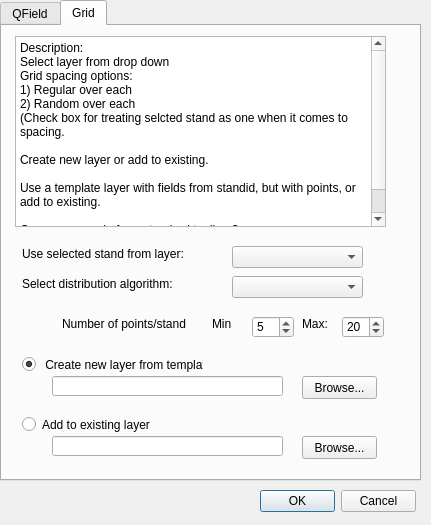
Qt form stand_browser_toolboxwidget_base.ui (homann/stand-browser) before a commit.
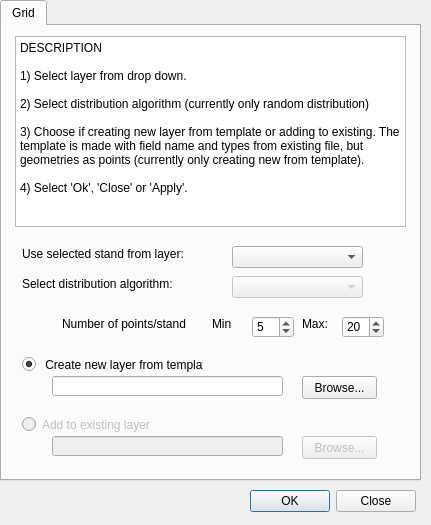
The same form after that commit.

What changed in the file:
```diff
--- a/stand_browser_toolboxwidget_base.ui
+++ b/stand_browser_toolboxwidget_base.ui
@@ -20,6 +20,9 @@
    <bool>true</bool>
   </property>
   <widget class="QTabWidget" name="tb">
+   <property name="enabled">
+    <bool>true</bool>
+   </property>
    <property name="geometry">
     <rect>
      <x>0</x>
@@ -29,13 +32,8 @@
     </rect>
    </property>
    <property name="currentIndex">
-    <number>1</number>
+    <number>0</number>
    </property>
-   <widget class="QWidget" name="tabQField">
-    <attribute name="title">
-     <string>QField</string>
-    </attribute>
-   </widget>
    <widget class="QWidget" name="tabGrid">
     <attribute name="title">
      <string>Grid</string>
@@ -45,23 +43,20 @@
       <rect>
        <x>13</x>
        <y>10</y>
-       <width>371</width>
+       <width>391</width>
        <height>191</height>
       </rect>
      </property>
      <property name="plainText">
-      <string>Description:
-Select layer from drop down
-Grid spacing options:
-1) Regular over each
-2) Random over each
-(Check box for treating selcted stand as one when it comes to spacing.
+      <string>DESCRIPTION
 
-Create new layer or add to existing.
+1) Select layer from drop down.
 
-Use a template layer with fields from standid, but with points, or add to existing.
+2) Select distribution algorithm (currently only random distribution)
 
-Can we use code from standard toolbox?</string>
+3) Choose if creating new layer from template or adding to existing. The template is made with field name and types from existing file, but geometries as points (currently only creating new from template).
+
+4) Select 'Ok', 'Close' or 'Apply'.</string>
      </property>
     </widget>
     <widget class="QComboBox" name="cbLayer">
@@ -100,7 +95,10 @@
       <string>Select distribution algorithm:</string>
      </property>
     </widget>
-    <widget class="QComboBox" name="comboBox_2">
+    <widget class="QComboBox" name="cbAlgo">
+     <property name="enabled">
+      <bool>false</bool>
+     </property>
      <property name="geometry">
       <rect>
        <x>230</x>
@@ -211,6 +209,9 @@
      </property>
     </widget>
     <widget class="QPushButton" name="pushButton_2">
+     <property name="enabled">
+      <bool>false</bool>
+     </property>
      <property name="geometry">
       <rect>
        <x>300</x>
@@ -224,6 +225,9 @@
      </property>
     </widget>
     <widget class="QRadioButton" name="rbExisting">
+     <property name="enabled">
+      <bool>false</bool>
+     </property>
      <property name="geometry">
       <rect>
        <x>20</x>
@@ -247,6 +251,9 @@
      </property>
     </widget>
     <widget class="QLineEdit" name="lineEdit_2">
+     <property name="enabled">
+      <bool>false</bool>
+     </property>
      <property name="geometry">
       <rect>
        <x>50</x>
@@ -261,16 +268,18 @@
   <widget class="QDialogButtonBox" name="bbDialog">
    <property name="geometry">
     <rect>
-     <x>260</x>
+     <x>5</x>
      <y>490</y>
-     <width>156</width>
+     <width>411</width>
      <height>23</height>
     </rect>
    </property>
    <property name="standardButtons">
-    <set>QDialogButtonBox::Cancel|QDialogButtonBox::Ok</set>
+    <set>QDialogButtonBox::Close|QDialogButtonBox::Ok</set>
    </property>
   </widget>
+  <zorder>bbDialog</zorder>
+  <zorder>tb</zorder>
  </widget>
  <resources/>
  <connections/>
```
